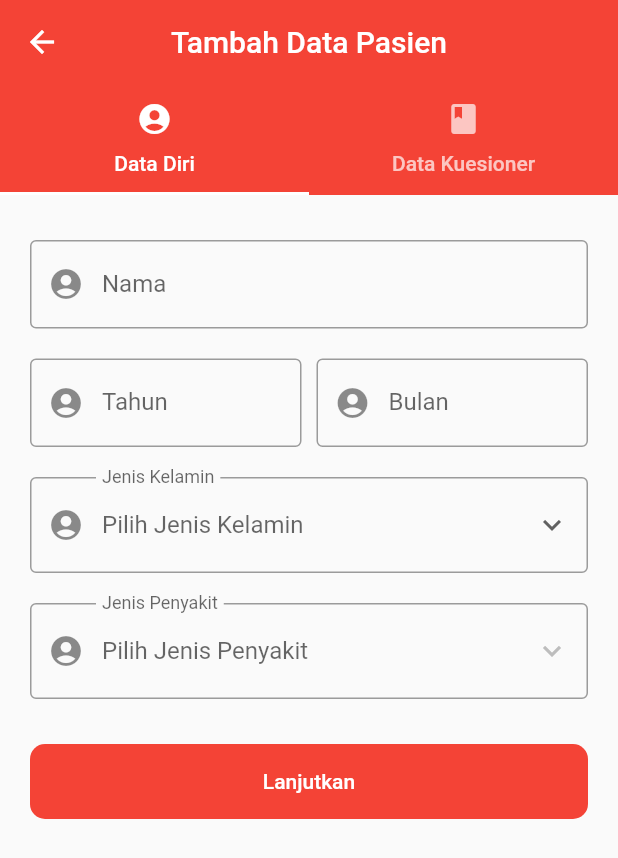
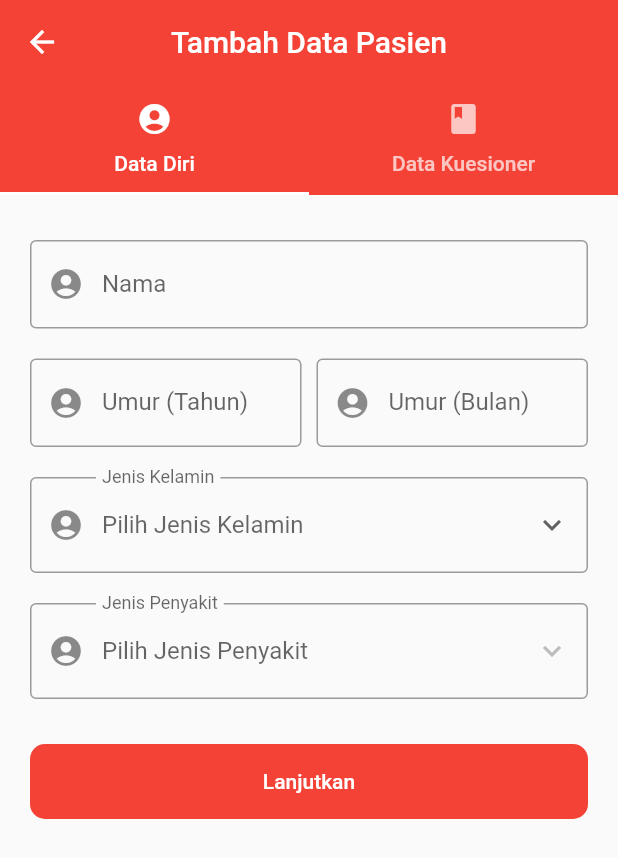
Before and after one commit to nevintrian/ispa_app, a Flutter app: the PatientCreate screen opened directly, on a phone screen of 412 x 824 dp. Shown: the top 858 px of the screen. Run offline on Flutter 3.47's test engine with Material 2 defaults, Android fonts, the phone set to English and light mode, and no system bars; drawn by our look-alikes of modal_progress_hud_nsn; our stand-ins replace fluttertoast, shared_preferences; accounts and stored records are empty; network calls fail.

Commit message:
perbaikan tampilan

```diff
--- a/lib/pages/admin/patients/patient_create.dart
+++ b/lib/pages/admin/patients/patient_create.dart
@@ -120,7 +120,7 @@ class PatientCreateState extends State<PatientCreate>
                                     decoration: const InputDecoration(
                                         prefixIcon: Icon(Icons.account_circle),
                                         border: OutlineInputBorder(),
-                                        labelText: 'Tahun',
+                                        labelText: 'Umur (Tahun)',
                                         hintText: '...',
                                         suffixText: 'Tahun'),
                                     validator: (value) {
@@ -142,7 +142,7 @@ class PatientCreateState extends State<PatientCreate>
                                     decoration: const InputDecoration(
                                         prefixIcon: Icon(Icons.account_circle),
                                         border: OutlineInputBorder(),
-                                        labelText: 'Bulan',
+                                        labelText: 'Umur (Bulan)',
                                         hintText: '...',
                                         suffixText: 'Bulan'),
                                     validator: (value) {
--- a/lib/pages/admin/patients/patient_edit.dart
+++ b/lib/pages/admin/patients/patient_edit.dart
@@ -221,7 +221,7 @@ class PatientEditState extends State<PatientEdit>
                                     decoration: const InputDecoration(
                                         prefixIcon: Icon(Icons.account_circle),
                                         border: OutlineInputBorder(),
-                                        labelText: 'Tahun',
+                                        labelText: 'Umur (Tahun)',
                                         hintText: '...',
                                         suffixText: 'Tahun'),
                                     validator: (value) {
@@ -243,7 +243,7 @@ class PatientEditState extends State<PatientEdit>
                                     decoration: const InputDecoration(
                                         prefixIcon: Icon(Icons.account_circle),
                                         border: OutlineInputBorder(),
-                                        labelText: 'Bulan',
+                                        labelText: 'Umur (Bulan)',
                                         hintText: '...',
                                         suffixText: 'Bulan'),
                                     validator: (value) {
--- a/lib/pages/home/test.dart
+++ b/lib/pages/home/test.dart
@@ -112,7 +112,7 @@ class TestState extends State<Test> with SingleTickerProviderStateMixin {
                                     decoration: const InputDecoration(
                                         prefixIcon: Icon(Icons.account_circle),
                                         border: OutlineInputBorder(),
-                                        labelText: 'Tahun',
+                                        labelText: 'Umur (Tahun)',
                                         hintText: '...',
                                         suffixText: 'Tahun'),
                                     validator: (value) {
@@ -134,7 +134,7 @@ class TestState extends State<Test> with SingleTickerProviderStateMixin {
                                     decoration: const InputDecoration(
                                         prefixIcon: Icon(Icons.account_circle),
                                         border: OutlineInputBorder(),
-                                        labelText: 'Bulan',
+                                        labelText: 'Umur (Bulan)',
                                         hintText: '...',
                                         suffixText: 'Bulan'),
                                     validator: (value) {
--- a/pubspec.yaml
+++ b/pubspec.yaml
@@ -17,7 +17,7 @@ publish_to: "none" # Remove this line if you wish to publish to pub.dev
 # https://developer.apple.com/library/archive/documentation/General/Reference/InfoPlistKeyReference/Articles/CoreFoundationKeys.html
 # In Windows, build-name is used as the major, minor, and patch parts
 # of the product and file versions while build-number is used as the build suffix.
-version: 1.0.3+4
+version: 1.0.4+5
 
 environment:
   sdk: ">=2.18.2 <3.0.0"
```
Also changed, not shown: lib/pages/admin/tests/test_create.dart (+2 -2 lines), lib/pages/admin/tests/test_edit.dart (+2 -2 lines).
